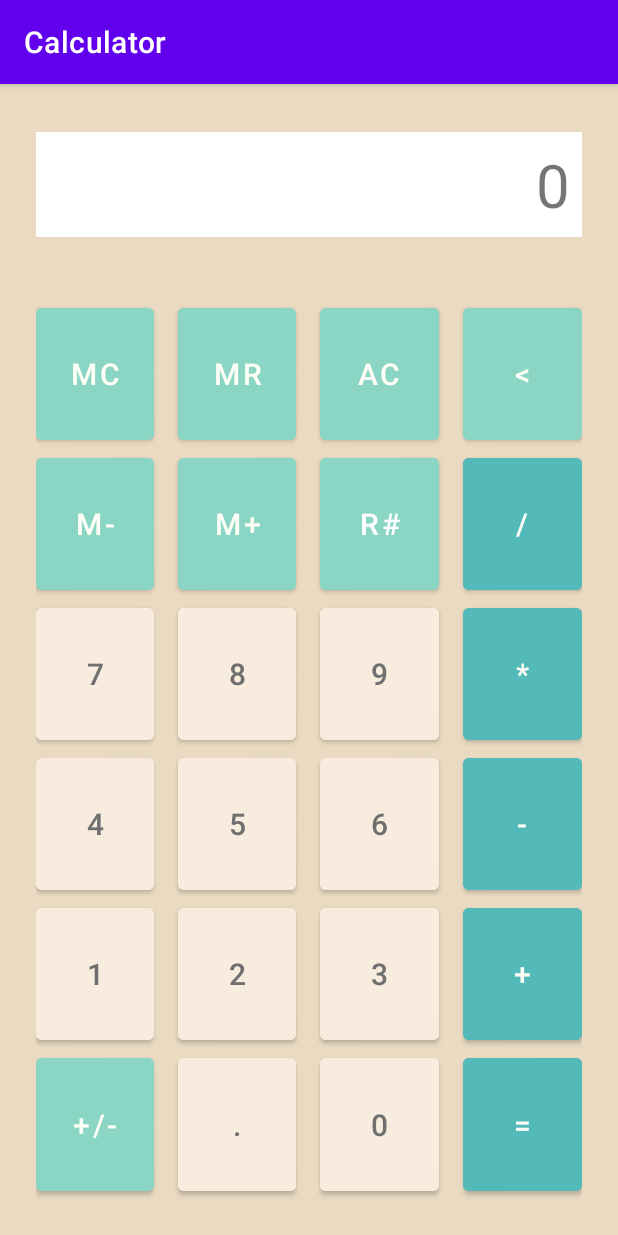
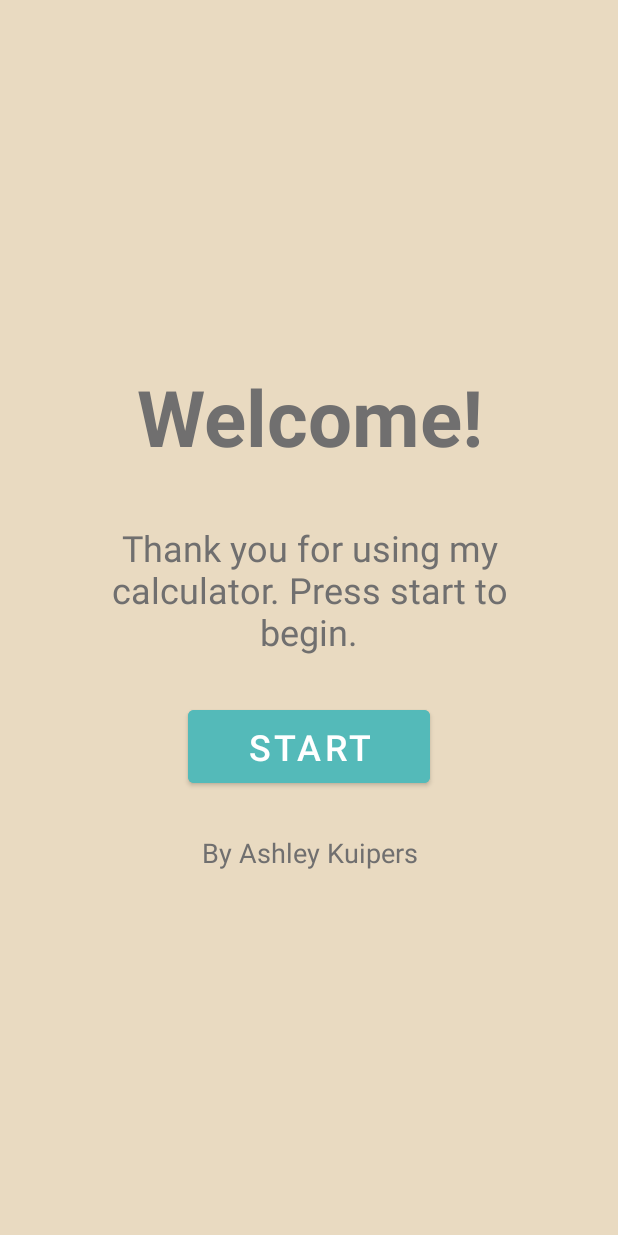
Before and after one commit to ashley-kuipers/Calculator, an Android app: the screen it shows after launch (MainActivity), on a phone screen of 412 x 824 dp. Run offline under Robolectric (Android 15) with nearby library versions, the phone set to English and light mode, and no system bars.

Commit message:
added welcome screen

```diff
--- a/app/build.gradle
+++ b/app/build.gradle
@@ -31,9 +31,10 @@ android {
 dependencies {
 
     implementation 'androidx.appcompat:appcompat:1.5.1'
-    implementation 'com.google.android.material:material:1.6.1'
+    implementation 'com.google.android.material:material:1.7.0'
     implementation 'androidx.constraintlayout:constraintlayout:2.1.4'
     testImplementation 'junit:junit:4.13.2'
     androidTestImplementation 'androidx.test.ext:junit:1.1.3'
     androidTestImplementation 'androidx.test.espresso:espresso-core:3.4.0'
+    implementation 'androidx.core:core-splashscreen:1.0.0'
 }
--- a/app/src/main/java/com/example/calculatorapp2/MainActivity.java
+++ b/app/src/main/java/com/example/calculatorapp2/MainActivity.java
@@ -3,18 +3,37 @@ package com.example.calculatorapp2;
 import androidx.annotation.NonNull;
 import androidx.annotation.Nullable;
 import androidx.appcompat.app.AppCompatActivity;
+import androidx.fragment.app.FragmentManager;
+import androidx.fragment.app.FragmentTransaction;
 
 import android.content.Context;
 import android.os.Bundle;
+import android.os.Handler;
+import android.os.Looper;
 import android.util.Log;
 import android.view.View;
 import android.widget.Button;
+import android.widget.FrameLayout;
 import android.widget.TextView;
 import android.widget.Toast;
 
 import java.util.ArrayList;
+import java.util.Objects;
 
 public class MainActivity extends AppCompatActivity implements View.OnClickListener {
+    // regular stuff
+    // TODO: Figure out rounding
+    // TODO: add function to undefined button
+    // TODO: add some kind of feedback to the buttons
+    // TODO: comment everything
+    // TODO: suppress leading zeroes
+    // TODO: hide action bar
+
+    // three extra features
+    // TODO: settings screen
+    // TODO: fragment welcome screen
+    // TODO: set up clear error and all clear button
+
     Button b_rand, b_memrecall, b_clear, b_backspace, b_memsub, b_memadd, b_divide, b_seven, b_eight, b_nine, b_multiply, b_four, b_five, b_six, b_sub, b_one, b_two, b_three, b_add, b_sign, b_decimal, b_zero, b_equal;
     TextView calcField, historyField;
     Context context;
@@ -26,10 +45,15 @@ public class MainActivity extends AppCompatActivity implements View.OnClickListe
     int opCounter=0;
     boolean negative = false;
 
+
+    private static final int FRAGMENT_FRAME_ID = 10101010;
+
     @Override
     protected void onCreate(Bundle savedInstanceState) {
         super.onCreate(savedInstanceState);
         setContentView(R.layout.activity_main);
+        Objects.requireNonNull(getSupportActionBar()).hide();
+
 
         // assigning layout elements to variables
         // buttons
@@ -86,7 +110,11 @@ public class MainActivity extends AppCompatActivity implements View.OnClickListe
         b_zero.setOnClickListener(this);
         b_equal.setOnClickListener(this);
 
-        context = getApplicationContext();
+        FragmentManager fr = getSupportFragmentManager();
+        FragmentTransaction ft = fr.beginTransaction();
+        Welcome welcome = new Welcome();
+        ft.add(R.id.layout_welcome, welcome);
+        ft.commit();
 
     }
 
--- /dev/null
+++ b/app/src/main/java/com/example/calculatorapp2/Welcome.java
@@ -0,0 +1,47 @@
+package com.example.calculatorapp2;
+
+import android.os.Bundle;
+
+import androidx.fragment.app.Fragment;
+
+import android.view.LayoutInflater;
+import android.view.View;
+import android.view.ViewGroup;
+import android.widget.Button;
+import android.widget.FrameLayout;
+import android.widget.LinearLayout;
+
+public class Welcome extends Fragment {
+    Button b_start;
+
+    public Welcome() {
+        // Required empty public constructor
+    }
+
+    @Override
+    public void onCreate(Bundle savedInstanceState) {
+        super.onCreate(savedInstanceState);
+
+    }
+
+    @Override
+    public View onCreateView(LayoutInflater inflater, ViewGroup container,
+                             Bundle savedInstanceState) {
+        // Inflate the layout for this fragment
+        View view = inflater.inflate(R.layout.fragment_welcome, container, false);
+        b_start = view.findViewById(R.id.b_start);
+
+        b_start.setOnClickListener(new View.OnClickListener() {
+            public void onClick(View v) {
+                MainActivity mainAct = (MainActivity) getActivity();
+                view.findViewById(R.id.welcome_layout).setVisibility(View.GONE);
+                container.removeView(view);
+                container.setLayoutParams(new LinearLayout.LayoutParams(
+                        0, 0));
+            }
+        });
+
+
+        return view;
+    }
+}
--- a/app/src/main/res/layout/activity_main.xml
+++ b/app/src/main/res/layout/activity_main.xml
@@ -9,6 +9,13 @@
     android:orientation="vertical"
     android:padding="24dp"
     tools:context=".MainActivity">
+
+    <FrameLayout
+        android:id="@+id/layout_welcome"
+        android:layout_width="match_parent"
+        android:layout_height="match_parent">
+
+    </FrameLayout>
 
     <TextView
         android:id="@+id/t_calc"
@@ -358,4 +365,5 @@
         </TableRow>
 
     </TableLayout>
+
 </LinearLayout>
--- /dev/null
+++ b/app/src/main/res/layout/fragment_welcome.xml
@@ -0,0 +1,60 @@
+<?xml version="1.0" encoding="utf-8"?>
+<LinearLayout xmlns:android="http://schemas.android.com/apk/res/android"
+    xmlns:tools="http://schemas.android.com/tools"
+    android:id="@+id/welcome_layout"
+    android:layout_width="match_parent"
+    android:layout_height="match_parent"
+    android:background="@color/background"
+    android:gravity="center_vertical"
+    android:orientation="vertical"
+    tools:context=".Welcome">
+
+    <!-- TODO: Update blank fragment layout -->
+
+    <TextView
+        android:id="@+id/t_welcome"
+        android:layout_width="match_parent"
+        android:layout_height="wrap_content"
+        android:layout_marginBottom="12dp"
+        android:text="@string/welcomeTitle"
+        android:textAlignment="center"
+        android:textColor="@color/text"
+        android:textSize="52sp"
+        android:textStyle="bold" />
+
+    <TextView
+        android:id="@+id/t_welcome2"
+        android:layout_width="match_parent"
+        android:layout_height="wrap_content"
+        android:layout_margin="24dp"
+        android:text="@string/welcomeText"
+        android:textAlignment="center"
+        android:textColor="@color/text"
+        android:textSize="24sp" />
+
+    <Button
+        android:id="@+id/b_start"
+        android:layout_width="wrap_content"
+        android:layout_height="wrap_content"
+        android:layout_gravity="center"
+        android:layout_marginTop="6dp"
+        android:layout_marginBottom="24dp"
+        android:backgroundTint="@color/dark"
+        android:paddingStart="40dp"
+        android:paddingTop="8dp"
+        android:paddingEnd="40dp"
+        android:paddingBottom="8dp"
+        android:text="@string/start"
+        android:textSize="24sp" />
+
+    <TextView
+        android:id="@+id/t_welcome3"
+        android:layout_width="match_parent"
+        android:layout_height="wrap_content"
+        android:layout_marginTop="4dp"
+        android:text="@string/author"
+        android:textAlignment="center"
+        android:textColor="@color/text"
+        android:textSize="18sp" />
+
+</LinearLayout>
--- a/app/src/main/res/values/strings.xml
+++ b/app/src/main/res/values/strings.xml
@@ -25,4 +25,10 @@
     <string name="decimal">.</string>
     <string name="sign">+/-</string>
     <string name="def">0</string>
+    <string name="start">Start</string>
+    <string name="welcomeTitle">Welcome!</string>
+    <string name="welcomeText">Thank you for using my calculator. Press start to begin.</string>
+    <string name="author">By Ashley Kuipers</string>
+    <!-- TODO: Remove or change this placeholder text -->
+    <string name="hello_blank_fragment">Hello blank fragment</string>
 </resources>
```
